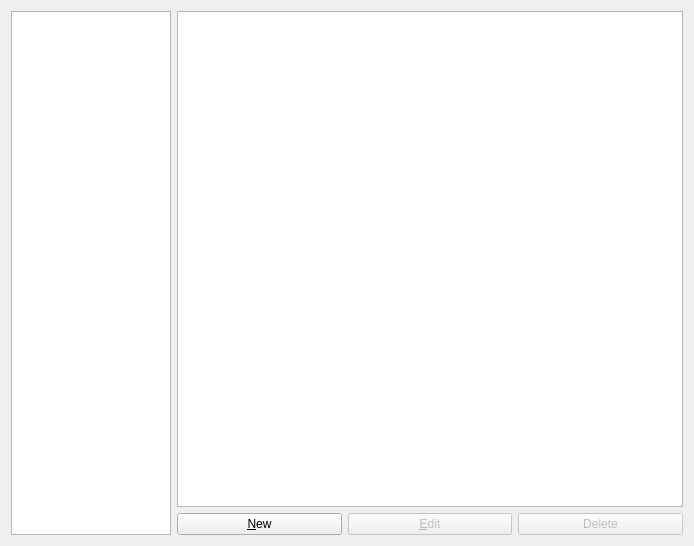
First picture: the form in gns3/modules/virtualbox/ui/virtualbox_vm_preferences_page.ui, repository GNS3/gns3-gui, before the edit.
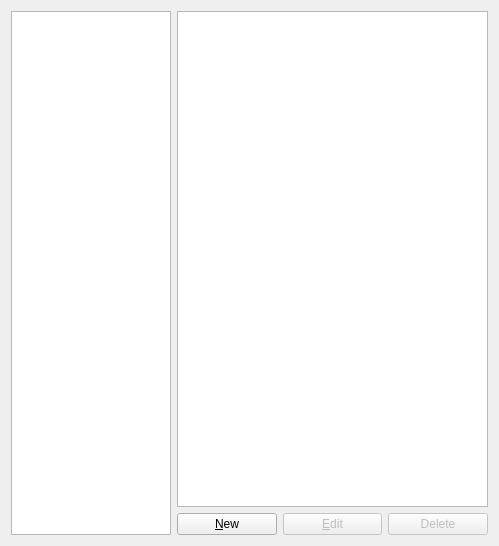
Second picture: the form after the edit.

Commit message: Remove remote servers list from module preferences + some other preferences re-factoring.

```diff
--- a/gns3/modules/virtualbox/ui/virtualbox_vm_preferences_page.ui
+++ b/gns3/modules/virtualbox/ui/virtualbox_vm_preferences_page.ui
@@ -6,7 +6,7 @@
    <rect>
     <x>0</x>
     <y>0</y>
-    <width>694</width>
+    <width>499</width>
     <height>546</height>
    </rect>
   </property>
@@ -47,6 +47,12 @@
    </item>
    <item row="0" column="1">
     <widget class="QTreeWidget" name="uiVirtualBoxVMInfoTreeWidget">
+     <property name="sizePolicy">
+      <sizepolicy hsizetype="MinimumExpanding" vsizetype="Expanding">
+       <horstretch>0</horstretch>
+       <verstretch>0</verstretch>
+      </sizepolicy>
+     </property>
      <property name="indentation">
       <number>10</number>
      </property>
```
The commit also changes 28 other files.
